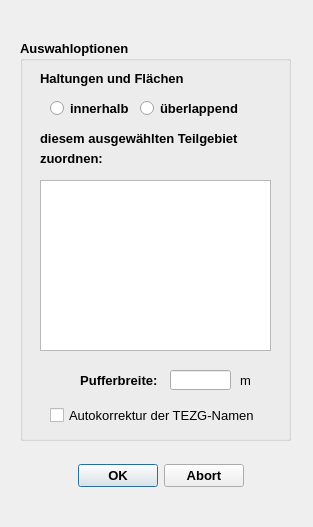
Above: qkan/linkflaechen/res/application_assigntgeb.ui from hoettges/QKan before the change. Below: the same form after it.
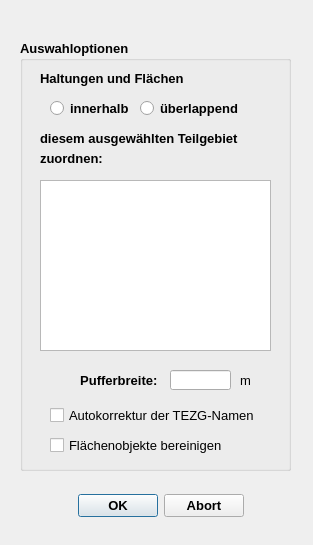
That is the form after the change.

The edit to the form file:
```diff
--- a/qkan/linkflaechen/res/application_assigntgeb.ui
+++ b/qkan/linkflaechen/res/application_assigntgeb.ui
@@ -7,7 +7,7 @@
     <x>0</x>
     <y>0</y>
     <width>313</width>
-    <height>527</height>
+    <height>545</height>
    </rect>
   </property>
   <property name="windowTitle">
@@ -17,7 +17,7 @@
    <property name="geometry">
     <rect>
      <x>70</x>
-     <y>460</y>
+     <y>490</y>
      <width>181</width>
      <height>32</height>
     </rect>
@@ -48,7 +48,7 @@
      <x>20</x>
      <y>40</y>
      <width>271</width>
-     <height>401</height>
+     <height>431</height>
     </rect>
    </property>
    <property name="font">
@@ -235,6 +235,35 @@
      <string>Autokorrektur der TEZG-Namen</string>
     </property>
    </widget>
+   <widget class="QCheckBox" name="cb_geomMakeValid">
+    <property name="geometry">
+     <rect>
+      <x>30</x>
+      <y>390</y>
+      <width>191</width>
+      <height>30</height>
+     </rect>
+    </property>
+    <property name="font">
+     <font>
+      <family>Tahoma</family>
+      <weight>50</weight>
+      <bold>false</bold>
+     </font>
+    </property>
+    <property name="toolTip">
+     <string>&lt;html&gt;&lt;head/&gt;&lt;body&gt;&lt;p&gt;Vor Beginn der Bearbeitung werden zunächst in den Tabellen &amp;quot;Flächen&amp;quot; und &amp;quot;Haltungsflächen&amp;quot; geometrische Fehler korrigiert.&lt;/p&gt;&lt;/body&gt;&lt;/html&gt;</string>
+    </property>
+    <property name="statusTip">
+     <string>Vor Beginn der Bearbeitung werden zunächst in den Tabellen &quot;Flächen&quot; und &quot;Haltungsflächen&quot; geometrische Fehler korrigiert.</string>
+    </property>
+    <property name="layoutDirection">
+     <enum>Qt::LeftToRight</enum>
+    </property>
+    <property name="text">
+     <string>Flächenobjekte bereinigen</string>
+    </property>
+   </widget>
   </widget>
  </widget>
  <resources/>
```
